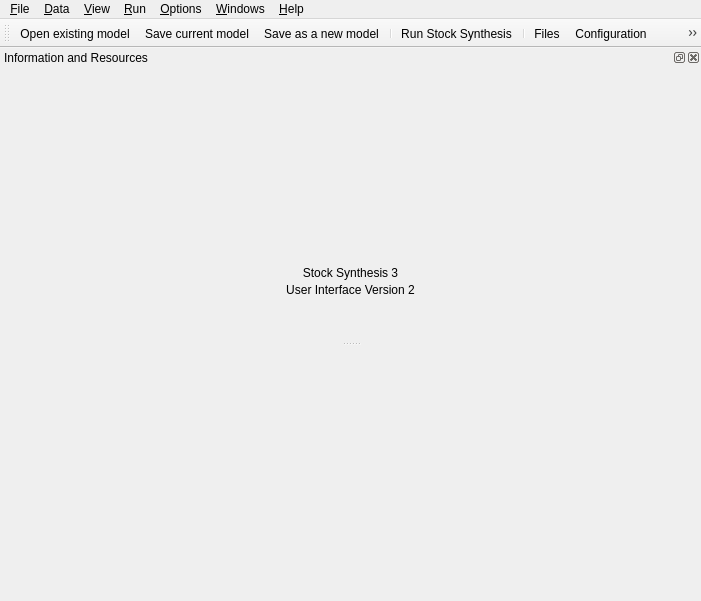
nmfs-ost/ss3-ssi, file src/mainwindow.ui: the form before one commit.
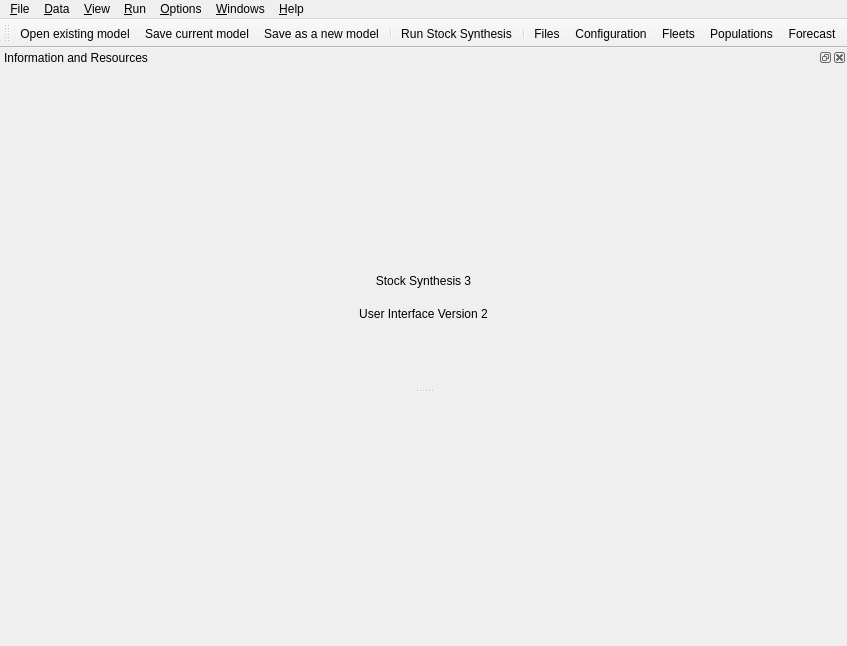
The form after the commit. Icons and pictures are not drawn.

```diff
--- a/src/mainwindow.ui
+++ b/src/mainwindow.ui
@@ -6,8 +6,8 @@
    <rect>
     <x>0</x>
     <y>0</y>
-    <width>701</width>
-    <height>601</height>
+    <width>847</width>
+    <height>646</height>
    </rect>
   </property>
   <property name="windowTitle">
@@ -217,7 +217,7 @@
     <rect>
      <x>0</x>
      <y>0</y>
-     <width>701</width>
+     <width>847</width>
      <height>21</height>
     </rect>
    </property>
@@ -323,6 +323,12 @@
    <addaction name="action_Forecast"/>
   </widget>
   <widget class="QDockWidget" name="dockWidget_help">
+   <property name="minimumSize">
+    <size>
+     <width>750</width>
+     <height>340</height>
+    </size>
+   </property>
    <property name="windowIcon">
     <iconset>
      <normaloff>:/images/icons/help_icon_128.png</normaloff>:/images/icons/help_icon_128.png</iconset>
```
